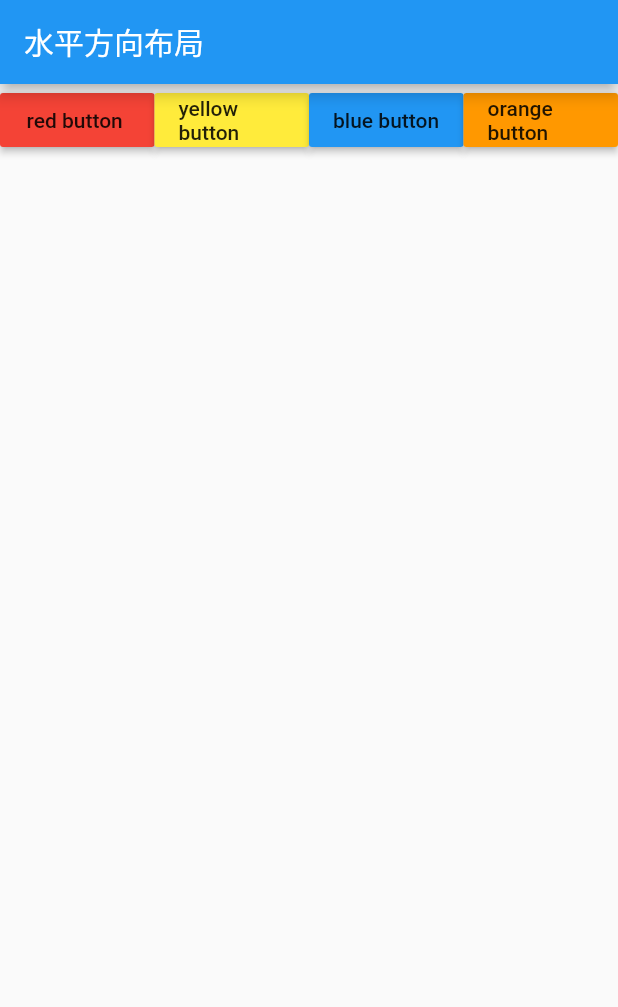
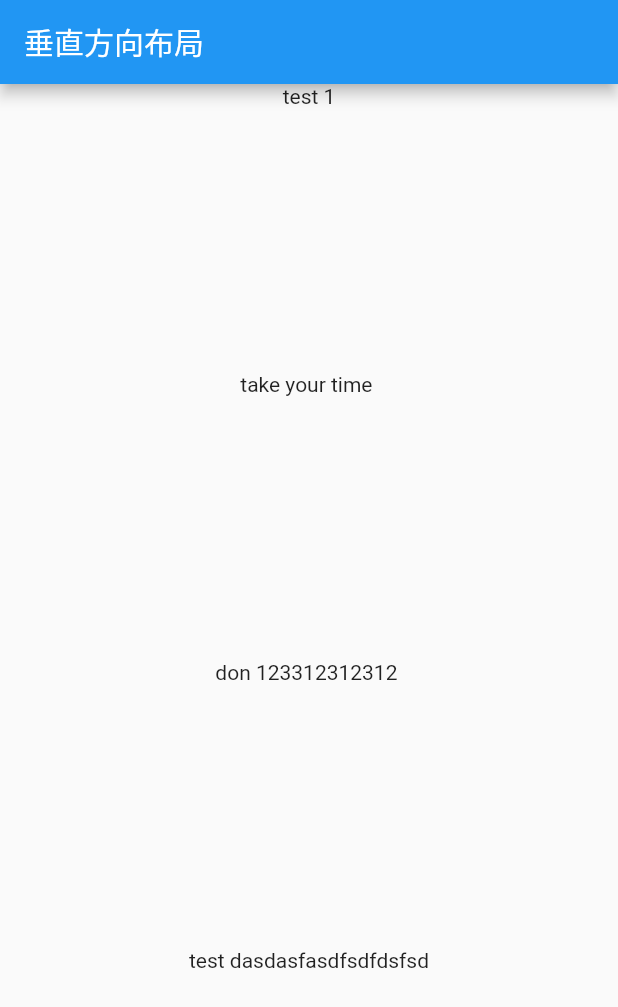
Before and after one commit to wuhaozuishuai/flutterTestDemo, a Flutter app: the screen it shows after launch, on a phone screen of 412 x 824 dp. Shown: the top 1007 px of the screen. Run offline on Flutter 3.47's test engine with Material 2 defaults, Android fonts, the phone set to English and light mode, and no system bars.

Commit message:
columnWidget垂直方向布局

```diff
--- a/lib/main.dart
+++ b/lib/main.dart
@@ -8,43 +8,30 @@ class MyApp extends StatelessWidget {
   @override
   Widget build(BuildContext context) {
     return MaterialApp(
-        title: '水平方向布局',
+        title: '垂直方向布局',
         home: Scaffold(
             appBar: AppBar(
-            title: Text('水平方向布局'),
+              title: Text('垂直方向布局'),
             ),
-          body: new Row(
+            body: Center(
+              child: Column(
+                crossAxisAlignment: CrossAxisAlignment.center, //对齐方式
+                mainAxisAlignment: MainAxisAlignment.center,
                 children: <Widget>[
                   Expanded(
-                child: RaisedButton(
-                  onPressed: () {},
-                  color: Colors.red,
-                  child: Text('red button '),
-                ),
+                    child: Text('test 1'),
                   ),
                   Expanded(
-                child: RaisedButton(
-                  onPressed: () {},
-                  color: Colors.yellow,
-                  child: Text('yellow button '),
-                ),
+                    child: Text('take your time '),
                   ),
                   Expanded(
-                child: RaisedButton(
-                  onPressed: () {},
-                  color: Colors.blue,
-                  child: Text('blue button '),
-                ),
+                    child: Text('don 123312312312 '),
                   ),
                   Expanded(
-                child: RaisedButton(
-                  onPressed: () {},
-                  color: Colors.orange,
-                  child: Text('orange button'),
-                ),
+                    child: Text('test dasdasfasdfsdfdsfsd'),
                   ),
                 ],
               ),
-        ));
+            )));
   }
 }
```
Lines whose indentation alone changed are shown as unchanged.
